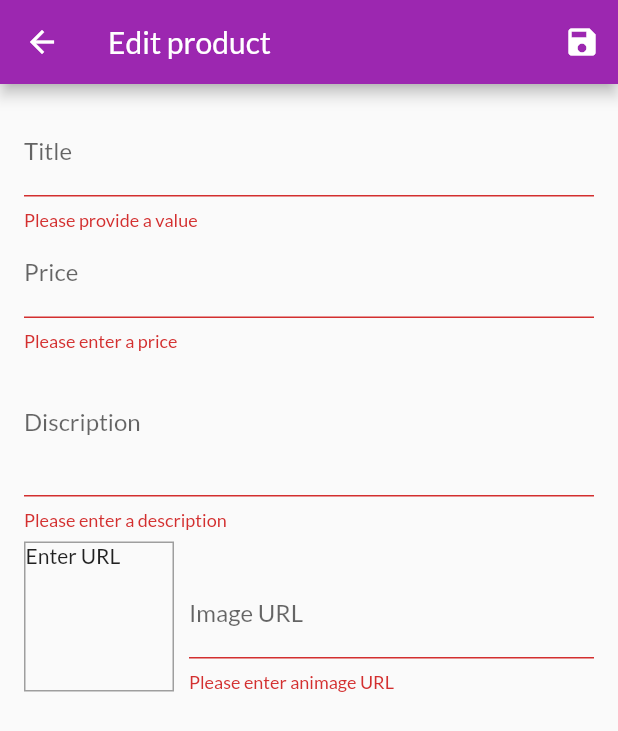
After one commit to zirg41/shop_app, a Flutter app: the EditProductScreen screen opened by its route, after a tap on the "save" icon, on a phone screen of 412 x 824 dp. The commit adds this screen. Shown: the top 731 px of the screen. Run offline on Flutter 3.47's test engine with Material 2 defaults, Android fonts, the phone set to English and light mode, and no system bars; network calls fail.

Commit message:
EditProductScreen added

```diff
--- a/lib/main.dart
+++ b/lib/main.dart
@@ -10,6 +10,7 @@ import 'screens/orders_screen.dart';
 import 'screens/products_overview_screen.dart';
 import 'screens/product_detail_screen.dart';
 import 'screens/user_products_screen.dart';
+import 'screens/edit_product.dart';
 
 void main() => runApp(MyApp());
 
@@ -29,6 +30,7 @@ class MyApp extends StatelessWidget {
         )
       ],
       child: MaterialApp(
+        debugShowCheckedModeBanner: false,
         title: 'MyShop',
         theme: ThemeData(
           primarySwatch: Colors.purple,
@@ -41,6 +43,7 @@ class MyApp extends StatelessWidget {
           CartScreen.routeName: (ctx) => CartScreen(),
           OrdersScreen.routeName: (ctx) => OrdersScreen(),
           UserProductsScreen.routeName: (ctx) => UserProductsScreen(),
+          EditProductScreen.routeName: (ctx) => EditProductScreen(),
         },
       ),
     );
--- /dev/null
+++ b/lib/screens/edit_product.dart
@@ -0,0 +1,215 @@
+import 'package:flutter/material.dart';
+import 'package:flutter/services.dart';
+
+import '/providers/product.dart';
+
+class EditProductScreen extends StatefulWidget {
+  static const routeName = "/edit-product";
+  const EditProductScreen();
+
+  @override
+  State<EditProductScreen> createState() => _EditProductScreenState();
+}
+
+class _EditProductScreenState extends State<EditProductScreen> {
+  //final _priceFocusNode = FocusNode();
+  // final _descriptionFocusNode = FocusNode();
+  final _imageUrlController = TextEditingController();
+  final _imageFocusNode = FocusNode();
+  final _form = GlobalKey<FormState>();
+  Product _editedProduct = Product(
+    id: null,
+    title: "",
+    description: "",
+    price: 0,
+    imageUrl: "",
+  );
+
+  @override
+  void initState() {
+    _imageFocusNode.addListener(_updateImageUrl);
+  }
+
+  @override
+  void dispose() {
+    _imageFocusNode.removeListener(_updateImageUrl);
+    _imageUrlController.dispose();
+    _imageFocusNode.dispose();
+  }
+
+  void _updateImageUrl() {
+    if (!_imageFocusNode.hasFocus) {
+      if ((!_imageUrlController.text.startsWith('http') &&
+              !_imageUrlController.text.startsWith("https")) ||
+          (!_imageUrlController.text.endsWith(".png") &&
+              !_imageUrlController.text.endsWith(".jpg") &&
+              !_imageUrlController.text.endsWith(".jpeg"))) return;
+
+      setState(() {});
+    }
+  }
+
+  void _saveForm() {
+    bool isValid = _form.currentState.validate();
+
+    if (isValid) {
+      _form.currentState.save();
+      print(_editedProduct.title);
+      print(_editedProduct.description);
+      print(_editedProduct.price);
+      print(_editedProduct.imageUrl);
+    }
+    return;
+  }
+
+  @override
+  Widget build(BuildContext context) {
+    return Scaffold(
+      appBar: AppBar(
+        title: Text("Edit product"),
+        actions: [
+          IconButton(
+            onPressed: _saveForm,
+            icon: Icon(Icons.save),
+          )
+        ],
+      ),
+      body: Padding(
+        padding: const EdgeInsets.all(16.0),
+        child: Form(
+          key: _form,
+          child: ListView(
+            children: [
+              TextFormField(
+                decoration: InputDecoration(labelText: "Title"),
+                textInputAction: TextInputAction.next,
+                // onFieldSubmitted: (value) {
+                //   FocusScope.of(context).requestFocus(_priceFocusNode);
+                // },
+                validator: (value) {
+                  if (value.isEmpty) {
+                    return "Please provide a value";
+                  }
+                  return null;
+                },
+                onSaved: (newValue) {
+                  _editedProduct = Product(
+                    id: _editedProduct.id,
+                    title: newValue,
+                    description: _editedProduct.description,
+                    price: _editedProduct.price,
+                    imageUrl: _editedProduct.imageUrl,
+                  );
+                },
+              ),
+              TextFormField(
+                decoration: InputDecoration(labelText: "Price"),
+                textInputAction: TextInputAction.next,
+                keyboardType: TextInputType.number,
+                //focusNode: _priceFocusNode,
+                validator: (value) {
+                  if (value.isEmpty) {
+                    return "Please enter a price";
+                  }
+                  if (double.tryParse(value) == null) {
+                    return "Please enter a valid number";
+                  }
+                  if (double.parse(value) <= 0) {
+                    return "Please enter a valid number";
+                  }
+                  return null;
+                },
+                onSaved: (newValue) {
+                  _editedProduct = Product(
+                    id: _editedProduct.id,
+                    title: _editedProduct.title,
+                    description: _editedProduct.description,
+                    price: double.parse(newValue),
+                    imageUrl: _editedProduct.imageUrl,
+                  );
+                },
+              ),
+              TextFormField(
+                decoration: InputDecoration(labelText: "Discription"),
+                maxLines: 3,
+                //textInputAction: TextInputAction.next,
+                keyboardType: TextInputType.multiline,
+                validator: (value) {
+                  if (value.isEmpty) return "Please enter a description";
+                  if (value.length < 10)
+                    return "Should be at least 10 characters";
+                  return null;
+                },
+                onSaved: (newValue) {
+                  _editedProduct = Product(
+                    id: _editedProduct.id,
+                    title: _editedProduct.title,
+                    description: newValue,
+                    price: _editedProduct.price,
+                    imageUrl: _editedProduct.imageUrl,
+                  );
+                },
+              ),
+              Row(
+                crossAxisAlignment: CrossAxisAlignment.end,
+                children: [
+                  Container(
+                    width: 100,
+                    height: 100,
+                    margin: EdgeInsets.only(top: 8, right: 10),
+                    decoration: BoxDecoration(
+                      border: Border.all(
+                        width: 1,
+                        color: Colors.grey,
+                      ),
+                    ),
+                    child: _imageUrlController.text.isEmpty
+                        ? Text("Enter URL")
+                        : FittedBox(
+                            child: Image.network(
+                              _imageUrlController.text,
+                              fit: BoxFit.cover,
+                            ),
+                          ),
+                  ),
+                  Expanded(
+                    child: TextFormField(
+                      decoration: InputDecoration(labelText: "Image URL"),
+                      keyboardType: TextInputType.url,
+                      textInputAction: TextInputAction.done,
+                      controller: _imageUrlController,
+                      focusNode: _imageFocusNode,
+                      onFieldSubmitted: (_) {
+                        _saveForm();
+                      },
+                      validator: (value) {
+                        if (value.isEmpty) return "Please enter animage URL";
+                        if (!value.startsWith('http') &&
+                            !value.startsWith("https"))
+                          return "Please enter a valid URL";
+                        if (!value.endsWith(".png") &&
+                            !value.endsWith(".jpg") &&
+                            !value.endsWith(".jpeg"))
+                          return "Please enter a valid image URl";
+                        return null;
+                      },
+                      onSaved: (newValue) {
+                        _editedProduct = Product(
+                          id: _editedProduct.id,
+                          title: _editedProduct.title,
+                          description: _editedProduct.description,
+                          price: _editedProduct.price,
+                          imageUrl: newValue,
+                        );
+                      },
+                    ),
+                  ),
+                ],
+              )
+            ],
+          ),
+        ),
+      ),
+    );
+  }
+}
--- a/lib/screens/user_products_screen.dart
+++ b/lib/screens/user_products_screen.dart
@@ -1,9 +1,12 @@
 import 'package:flutter/material.dart';
 import 'package:provider/provider.dart';
 
-import '../providers/products.dart';
-import '../widgets/user_product_item.dart';
-import '../widgets/app_drawer.dart';
+import '/providers/products.dart';
+
+import '/widgets/user_product_item.dart';
+import '/widgets/app_drawer.dart';
+
+import '/screens/edit_product.dart';
 
 class UserProductsScreen extends StatelessWidget {
   static const routeName = "/user-products-screen";
@@ -17,7 +20,9 @@ class UserProductsScreen extends StatelessWidget {
         title: const Text("Your products"),
         actions: [
           IconButton(
-            onPressed: () {},
+            onPressed: () {
+              Navigator.of(context).pushNamed(EditProductScreen.routeName);
+            },
             icon: const Icon(Icons.add),
           ),
         ],
```
